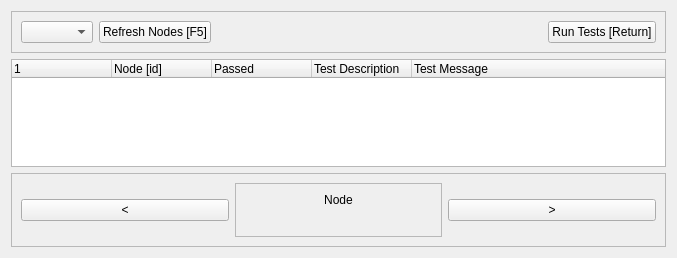
Qt form sr_gui_self_test/uis/SrSelfTest.ui (shadow-robot/sr-visualization) before a commit.
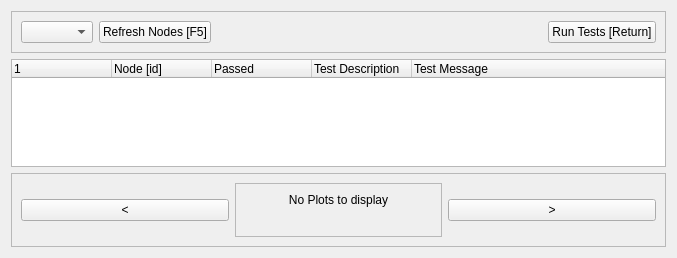
The same form after that commit.

Commit message: more meaningful label when no plot to display

Patch:
```diff
--- a/sr_gui_self_test/uis/SrSelfTest.ui
+++ b/sr_gui_self_test/uis/SrSelfTest.ui
@@ -122,7 +122,7 @@
          <item>
           <widget class="QLabel" name="label_node">
            <property name="text">
-            <string>Node</string>
+            <string>No Plots to display</string>
            </property>
            <property name="alignment">
             <set>Qt::AlignCenter</set>
```
